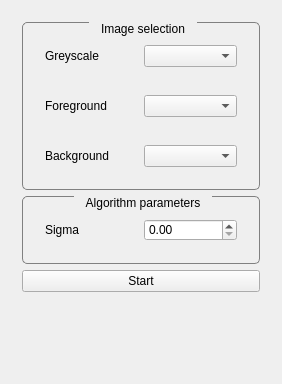
Before: the Qt Designer form src/internal/GraphcutViewControls.ui in araex/mitk-gem, drawn with Qt 5.
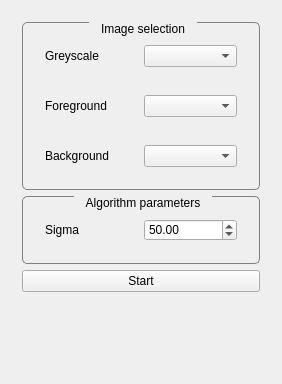
After: the same form once the commit is applied. Custom widgets are drawn as their Qt base class.

Commit message: added parameter spin box for sigma

Diff of the .ui file:
```diff
--- a/src/internal/GraphcutViewControls.ui
+++ b/src/internal/GraphcutViewControls.ui
@@ -155,7 +155,14 @@
               </widget>
              </item>
              <item>
-              <widget class="QDoubleSpinBox" name="paramSigmaSpinBox"/>
+              <widget class="QDoubleSpinBox" name="paramSigmaSpinBox">
+               <property name="maximum">
+                <double>1000.000000000000000</double>
+               </property>
+               <property name="value">
+                <double>50.000000000000000</double>
+               </property>
+              </widget>
              </item>
             </layout>
            </widget>
```
The commit also changes 3 other files.
